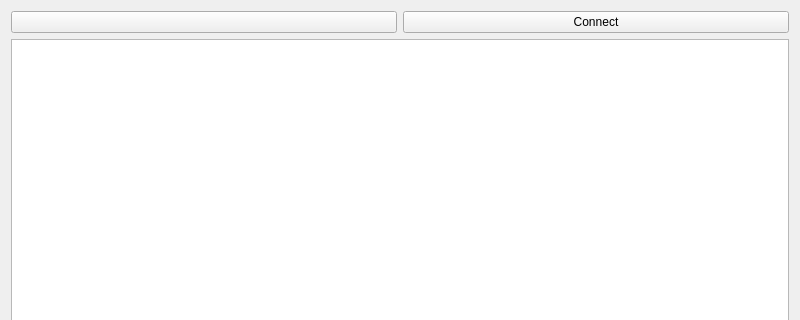
mwales/utils, file qiowidget/DeviceTerminal/MainWindow.ui: the form before one commit; both pictures show x 0 to 800 and y 0 to 320 of the 800 by 480 pixel window.
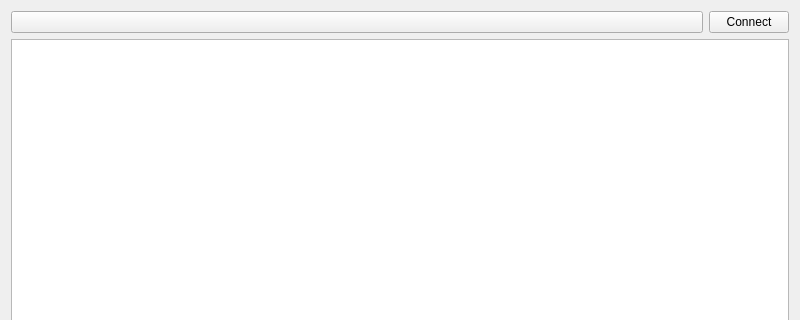
The form after the commit. Custom widgets are drawn as their Qt base class.

Patch:
```diff
--- a/qiowidget/DeviceTerminal/MainWindow.ui
+++ b/qiowidget/DeviceTerminal/MainWindow.ui
@@ -19,10 +19,22 @@
      <layout class="QHBoxLayout" name="horizontalLayout">
       <item>
        <widget class="QIOWidgetSelector" name="theIoConfig">
+        <property name="sizePolicy">
+         <sizepolicy hsizetype="Minimum" vsizetype="Minimum">
+          <horstretch>0</horstretch>
+          <verstretch>0</verstretch>
+         </sizepolicy>
+        </property>
        </widget>
       </item>
       <item>
        <widget class="QPushButton" name="theConnectButton">
+        <property name="sizePolicy">
+         <sizepolicy hsizetype="Fixed" vsizetype="Fixed">
+          <horstretch>0</horstretch>
+          <verstretch>0</verstretch>
+         </sizepolicy>
+        </property>
         <property name="text">
          <string>Connect</string>
         </property>
```
